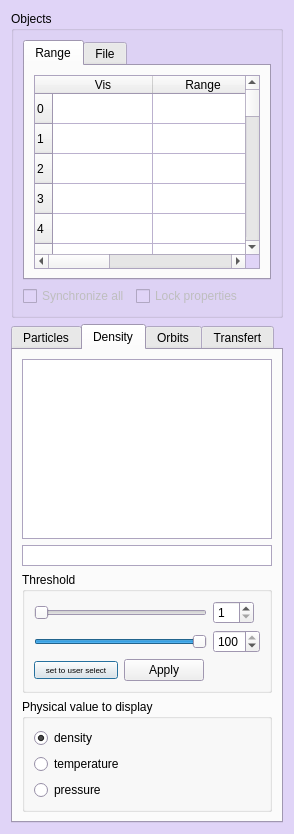
First picture: the form in usr/jcl/glnemo2/src/formobjectcontrol.ui, repository teuben/nemo, before the edit.
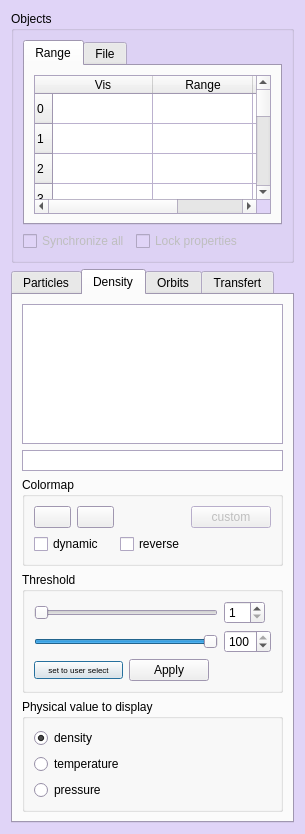
Second picture: the form after the edit. Icons and pictures are not drawn.

Commit message: new input parameters colormap can by modified directly from the GUI (Density Tab)

Diff of the .ui file:
```diff
--- a/usr/jcl/glnemo2/src/formobjectcontrol.ui
+++ b/usr/jcl/glnemo2/src/formobjectcontrol.ui
@@ -6,7 +6,7 @@
    <rect>
     <x>0</x>
     <y>0</y>
-    <width>294</width>
+    <width>305</width>
     <height>834</height>
    </rect>
   </property>
@@ -97,7 +97,7 @@
    <item row="0" column="0">
     <widget class="QGroupBox" name="groupBox_3">
      <property name="sizePolicy">
-      <sizepolicy hsizetype="Preferred" vsizetype="Minimum">
+      <sizepolicy hsizetype="Preferred" vsizetype="Expanding">
        <horstretch>0</horstretch>
        <verstretch>0</verstretch>
       </sizepolicy>
@@ -882,7 +882,7 @@
       <attribute name="title">
        <string>Density</string>
       </attribute>
-      <layout class="QGridLayout" name="gridLayout_5">
+      <layout class="QGridLayout" name="gridLayout_7">
        <item row="0" column="0">
         <widget class="QGraphicsView" name="dens_histo_view">
          <property name="sizePolicy">
@@ -933,7 +933,7 @@
          </property>
         </widget>
        </item>
-       <item row="2" column="0">
+       <item row="3" column="0">
         <widget class="QGroupBox" name="phys_threshold">
          <property name="title">
           <string>Threshold</string>
@@ -1058,23 +1058,13 @@
          </layout>
         </widget>
        </item>
-       <item row="3" column="0">
+       <item row="4" column="0">
         <widget class="QGroupBox" name="groupBox_6">
          <property name="title">
           <string>Physical value to display</string>
          </property>
          <layout class="QGridLayout" name="gridLayout_4">
-          <item row="0" column="0">
-           <widget class="QRadioButton" name="dens_phys_radio">
-            <property name="text">
-             <string>density</string>
-            </property>
-            <property name="checked">
-             <bool>true</bool>
-            </property>
-           </widget>
-          </item>
-          <item row="1" column="0">
+          <item row="2" column="0">
            <widget class="QRadioButton" name="temp_phys_radio">
             <property name="text">
              <string>temperature</string>
@@ -1084,10 +1074,134 @@
             </property>
            </widget>
           </item>
-          <item row="2" column="0">
+          <item row="3" column="0">
            <widget class="QRadioButton" name="pressure_phys_radio">
             <property name="text">
              <string>pressure</string>
+            </property>
+           </widget>
+          </item>
+          <item row="0" column="0">
+           <widget class="QRadioButton" name="dens_phys_radio">
+            <property name="text">
+             <string>density</string>
+            </property>
+            <property name="checked">
+             <bool>true</bool>
+            </property>
+           </widget>
+          </item>
+         </layout>
+        </widget>
+       </item>
+       <item row="2" column="0">
+        <widget class="QGroupBox" name="groupBox_7">
+         <property name="title">
+          <string>Colormap</string>
+         </property>
+         <layout class="QGridLayout" name="gridLayout_5">
+          <item row="0" column="0">
+           <layout class="QHBoxLayout" name="horizontalLayout_2">
+            <item>
+             <widget class="QPushButton" name="prev_cmap">
+              <property name="sizePolicy">
+               <sizepolicy hsizetype="Fixed" vsizetype="Fixed">
+                <horstretch>0</horstretch>
+                <verstretch>0</verstretch>
+               </sizepolicy>
+              </property>
+              <property name="minimumSize">
+               <size>
+                <width>20</width>
+                <height>20</height>
+               </size>
+              </property>
+              <property name="toolTip">
+               <string>Previous colormap</string>
+              </property>
+              <property name="text">
+               <string/>
+              </property>
+              <property name="icon">
+               <iconset>
+                <normaloff>:/images/previous.png</normaloff>:/images/previous.png</iconset>
+              </property>
+             </widget>
+            </item>
+            <item>
+             <widget class="QPushButton" name="next_cmap">
+              <property name="sizePolicy">
+               <sizepolicy hsizetype="Fixed" vsizetype="Fixed">
+                <horstretch>0</horstretch>
+                <verstretch>0</verstretch>
+               </sizepolicy>
+              </property>
+              <property name="minimumSize">
+               <size>
+                <width>20</width>
+                <height>20</height>
+               </size>
+              </property>
+              <property name="toolTip">
+               <string>Next colormap</string>
+              </property>
+              <property name="text">
+               <string/>
+              </property>
+              <property name="icon">
+               <iconset>
+                <normaloff>:/images/next.png</normaloff>:/images/next.png</iconset>
+              </property>
+             </widget>
+            </item>
+           </layout>
+          </item>
+          <item row="0" column="1">
+           <spacer name="horizontalSpacer">
+            <property name="orientation">
+             <enum>Qt::Horizontal</enum>
+            </property>
+            <property name="sizeType">
+             <enum>QSizePolicy::MinimumExpanding</enum>
+            </property>
+            <property name="sizeHint" stdset="0">
+             <size>
+              <width>58</width>
+              <height>20</height>
+             </size>
+            </property>
+           </spacer>
+          </item>
+          <item row="0" column="2">
+           <widget class="QPushButton" name="custom_cmap">
+            <property name="enabled">
+             <bool>false</bool>
+            </property>
+            <property name="toolTip">
+             <string>Custom colormap</string>
+            </property>
+            <property name="text">
+             <string>custom</string>
+            </property>
+           </widget>
+          </item>
+          <item row="1" column="0">
+           <widget class="QCheckBox" name="dynamic_cmap">
+            <property name="toolTip">
+             <string>toggle constant/dynamic colormap</string>
+            </property>
+            <property name="text">
+             <string>dynamic</string>
+            </property>
+           </widget>
+          </item>
+          <item row="1" column="1">
+           <widget class="QCheckBox" name="reverse_cmap">
+            <property name="toolTip">
+             <string>Toggle reverse/normal colormap</string>
+            </property>
+            <property name="text">
+             <string>reverse</string>
             </property>
            </widget>
           </item>
```
Left out of the diff: 12 changed lines with no effect on the pictures. The commit also changes 12 other files.
